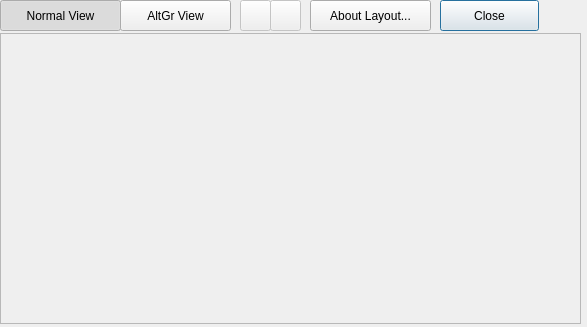
OpenBangla/OpenBangla-Keyboard, file src/frontend/LayoutViewer.ui: the form before one commit.
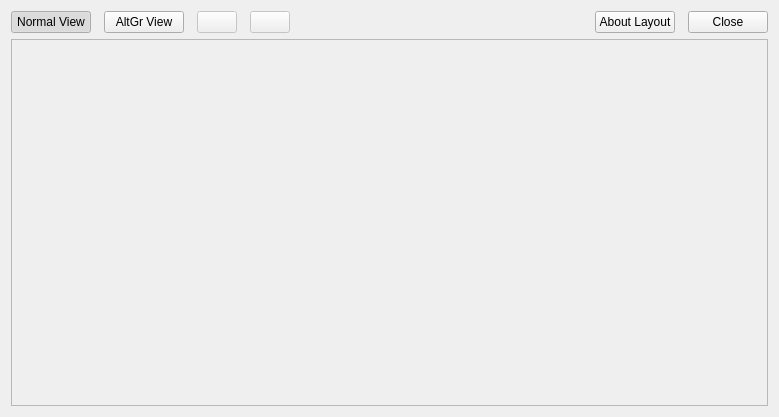
The form after the commit. Icons and pictures are not drawn.

Commit message:
RE: Fix UI Layout (#66)
* Code formatted, Fixed layout

* Change coding style to "LLVM"

* Fix Spacing in LayoutViewer

* Fixed LayoutViewer not showing full image.

* Fixed the formatting. LLVM messed it up

* Fix AboutFile.ui layout

* smooth out the rough edges (Layout)

* Fixed the issue where text was not showing fully on "SettingDialogue"

* revert back to the original AboutDialogue

What changed in the file:
```diff
--- a/src/frontend/LayoutViewer.ui
+++ b/src/frontend/LayoutViewer.ui
@@ -6,54 +6,73 @@
    <rect>
     <x>0</x>
     <y>0</y>
-    <width>587</width>
-    <height>327</height>
+    <width>779</width>
+    <height>417</height>
    </rect>
   </property>
   <property name="windowTitle">
    <string>Dialog</string>
   </property>
-  <widget class="QLabel" name="labelImage">
-   <property name="geometry">
-    <rect>
-     <x>0</x>
-     <y>33</y>
-     <width>581</width>
-     <height>291</height>
-    </rect>
+  <layout class="QGridLayout" name="gridLayout">
+   <property name="horizontalSpacing">
+    <number>13</number>
    </property>
-   <property name="frameShape">
-    <enum>QFrame::StyledPanel</enum>
+   <property name="verticalSpacing">
+    <number>6</number>
+   </property>
+   <item row="0" column="3">
+    <widget class="QPushButton" name="buttonZoomOut">
+     <property name="enabled">
+      <bool>false</bool>
    </property>
    <property name="text">
     <string/>
    </property>
-  </widget>
+     <property name="icon">
+      <iconset resource="images.qrc">
+       <normaloff>:/images/zoom-out.png</normaloff>:/images/zoom-out.png</iconset>
+     </property>
+    </widget>
+   </item>
+   <item row="0" column="1">
+    <widget class="QPushButton" name="viewAltGr">
+     <property name="text">
+      <string>AltGr View</string>
+     </property>
+     <property name="icon">
+      <iconset resource="images.qrc">
+       <normaloff>:/images/keyboard_layout.png</normaloff>:/images/keyboard_layout.png</iconset>
+     </property>
+     <property name="checkable">
+      <bool>true</bool>
+     </property>
+     <property name="checked">
+      <bool>false</bool>
+     </property>
+     <property name="autoExclusive">
+      <bool>true</bool>
+     </property>
+    </widget>
+   </item>
+   <item row="0" column="5">
+    <widget class="QPushButton" name="buttonAboutLayout">
+     <property name="text">
+      <string>About Layout</string>
+     </property>
+    </widget>
+   </item>
+   <item row="0" column="6">
   <widget class="QPushButton" name="buttonClose">
-   <property name="geometry">
-    <rect>
-     <x>440</x>
-     <y>0</y>
-     <width>99</width>
-     <height>31</height>
-    </rect>
-   </property>
    <property name="text">
     <string>Close</string>
    </property>
   </widget>
+   </item>
+   <item row="0" column="2">
   <widget class="QPushButton" name="buttomZoomIn">
    <property name="enabled">
     <bool>false</bool>
    </property>
-   <property name="geometry">
-    <rect>
-     <x>240</x>
-     <y>0</y>
-     <width>31</width>
-     <height>31</height>
-    </rect>
-   </property>
    <property name="text">
     <string/>
    </property>
@@ -62,48 +81,22 @@
      <normaloff>:/images/zoom-in.png</normaloff>:/images/zoom-in.png</iconset>
    </property>
   </widget>
-  <widget class="QPushButton" name="buttonZoomOut">
-   <property name="enabled">
-    <bool>false</bool>
-   </property>
-   <property name="geometry">
-    <rect>
-     <x>270</x>
-     <y>0</y>
-     <width>31</width>
-     <height>31</height>
-    </rect>
+   </item>
+   <item row="1" column="0" colspan="7">
+    <widget class="QLabel" name="labelImage">
+     <property name="frameShape">
+      <enum>QFrame::StyledPanel</enum>
    </property>
    <property name="text">
     <string/>
    </property>
-   <property name="icon">
-    <iconset resource="images.qrc">
-     <normaloff>:/images/zoom-out.png</normaloff>:/images/zoom-out.png</iconset>
-   </property>
-  </widget>
-  <widget class="QPushButton" name="buttonAboutLayout">
-   <property name="geometry">
-    <rect>
-     <x>310</x>
-     <y>0</y>
-     <width>121</width>
-     <height>31</height>
-    </rect>
-   </property>
-   <property name="text">
-    <string>About Layout...</string>
-   </property>
-  </widget>
+     <property name="scaledContents">
+      <bool>true</bool>
+     </property>
+    </widget>
+   </item>
+   <item row="0" column="0">
   <widget class="QPushButton" name="viewNormal">
-   <property name="geometry">
-    <rect>
-     <x>0</x>
-     <y>0</y>
-     <width>121</width>
-     <height>31</height>
-    </rect>
-   </property>
    <property name="text">
     <string>Normal View</string>
    </property>
@@ -121,32 +114,21 @@
     <bool>true</bool>
    </property>
   </widget>
-  <widget class="QPushButton" name="viewAltGr">
-   <property name="geometry">
-    <rect>
-     <x>120</x>
-     <y>0</y>
-     <width>111</width>
-     <height>31</height>
-    </rect>
-   </property>
-   <property name="text">
-    <string>AltGr View</string>
-   </property>
-   <property name="icon">
-    <iconset resource="images.qrc">
-     <normaloff>:/images/keyboard_layout.png</normaloff>:/images/keyboard_layout.png</iconset>
-   </property>
-   <property name="checkable">
-    <bool>true</bool>
-   </property>
-   <property name="checked">
-    <bool>false</bool>
-   </property>
-   <property name="autoExclusive">
-    <bool>true</bool>
-   </property>
-  </widget>
+   </item>
+   <item row="0" column="4">
+    <spacer name="horizontalSpacer">
+     <property name="orientation">
+      <enum>Qt::Horizontal</enum>
+     </property>
+     <property name="sizeHint" stdset="0">
+      <size>
+       <width>40</width>
+       <height>20</height>
+      </size>
+     </property>
+    </spacer>
+   </item>
+  </layout>
  </widget>
  <resources>
   <include location="images.qrc"/>
```
Lines whose indentation alone changed are shown as unchanged. The commit also changes 78 other files.
